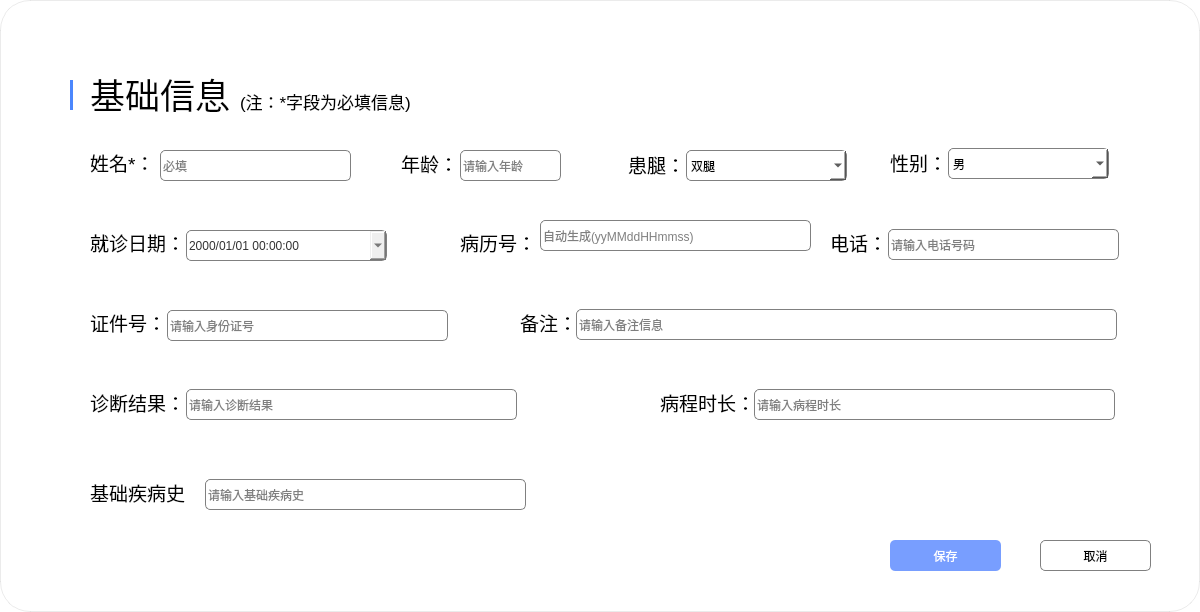
Qt form ui/patient_newa.ui (zhushizi/BCI_FES_v2) before a commit.
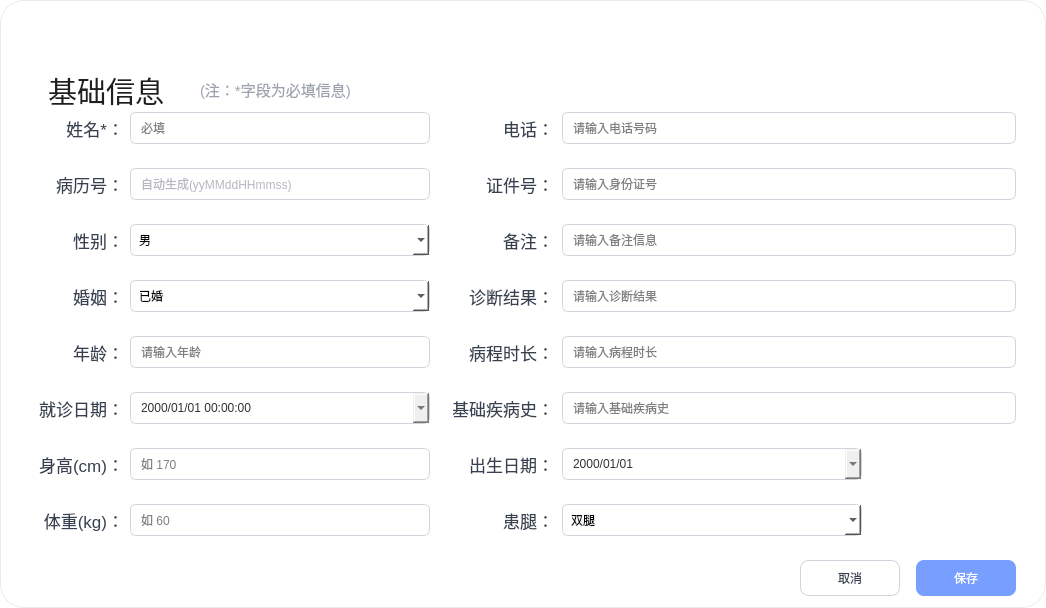
The same form after that commit. Icons and pictures are not drawn.

Diff of the .ui file:
```diff
--- a/ui/patient_newa.ui
+++ b/ui/patient_newa.ui
@@ -6,20 +6,20 @@
    <rect>
     <x>0</x>
     <y>0</y>
-    <width>1200</width>
-    <height>612</height>
+    <width>1046</width>
+    <height>608</height>
    </rect>
   </property>
   <property name="minimumSize">
    <size>
-    <width>1200</width>
-    <height>612</height>
+    <width>1046</width>
+    <height>608</height>
    </size>
   </property>
   <property name="maximumSize">
    <size>
-    <width>1200</width>
-    <height>612</height>
+    <width>1046</width>
+    <height>608</height>
    </size>
   </property>
   <property name="windowTitle">
@@ -28,15 +28,15 @@
   <property name="styleSheet">
    <string notr="true">QDialog#PatientEditDialog {
 	background-color: #ffffff;
-	border-radius: 30px;
+	border-radius: 24px;
 	border: 1px solid rgba(0, 0, 0, 0.08);
 }</string>
   </property>
   <widget class="QLabel" name="label">
    <property name="geometry">
     <rect>
-     <x>500</x>
-     <y>20</y>
+     <x>409</x>
+     <y>16</y>
      <width>228</width>
      <height>50</height>
     </rect>
@@ -63,30 +63,20 @@
   <widget class="QLabel" name="label_2">
    <property name="geometry">
     <rect>
-     <x>90</x>
-     <y>70</y>
+     <x>48</x>
+     <y>72</y>
      <width>140</width>
-     <height>48</height>
+     <height>36</height>
     </rect>
    </property>
-   <property name="minimumSize">
-    <size>
-     <width>140</width>
-     <height>48</height>
-    </size>
-   </property>
-   <property name="maximumSize">
-    <size>
-     <width>140</width>
-     <height>48</height>
-    </size>
-   </property>
    <property name="font">
     <font>
-     <pointsize>26</pointsize>
-     <bold>false</bold>
+     <pointsize>22</pointsize>
     </font>
    </property>
+   <property name="styleSheet">
+    <string notr="true">color: #1F1F1F;</string>
+   </property>
    <property name="text">
     <string>基础信息</string>
    </property>
@@ -94,102 +84,59 @@
   <widget class="QLabel" name="label_3">
    <property name="geometry">
     <rect>
-     <x>240</x>
-     <y>90</y>
-     <width>189</width>
+     <x>200</x>
+     <y>78</y>
+     <width>220</width>
      <height>22</height>
     </rect>
    </property>
-   <property name="minimumSize">
-    <size>
-     <width>189</width>
-     <height>22</height>
-    </size>
-   </property>
-   <property name="maximumSize">
-    <size>
-     <width>189</width>
-     <height>22</height>
-    </size>
-   </property>
    <property name="font">
     <font>
-     <pointsize>13</pointsize>
+     <pointsize>11</pointsize>
     </font>
    </property>
+   <property name="styleSheet">
+    <string notr="true">color: #9CA3AF;</string>
+   </property>
    <property name="text">
     <string>(注：*字段为必填信息)</string>
    </property>
   </widget>
-  <widget class="QLabel" name="label_4">
-   <property name="geometry">
-    <rect>
-     <x>70</x>
-     <y>80</y>
-     <width>3</width>
-     <height>30</height>
-    </rect>
-   </property>
-   <property name="minimumSize">
-    <size>
-     <width>3</width>
-     <height>30</height>
-    </size>
-   </property>
-   <property name="maximumSize">
-    <size>
-     <width>3</width>
-     <height>30</height>
-    </size>
-   </property>
-   <property name="styleSheet">
-    <string notr="true">background-color: rgb(75, 135, 253);</string>
-   </property>
-   <property name="text">
-    <string/>
-   </property>
-  </widget>
   <widget class="QLabel" name="label_name">
    <property name="geometry">
     <rect>
-     <x>90</x>
-     <y>150</y>
-     <width>61</width>
-     <height>25</height>
+     <x>48</x>
+     <y>112</y>
+     <width>76</width>
+     <height>32</height>
     </rect>
    </property>
-   <property name="minimumSize">
-    <size>
-     <width>0</width>
-     <height>25</height>
-    </size>
-   </property>
-   <property name="maximumSize">
-    <size>
-     <width>16777215</width>
-     <height>25</height>
-    </size>
-   </property>
    <property name="font">
     <font>
-     <pointsize>14</pointsize>
+     <pointsize>13</pointsize>
     </font>
    </property>
+   <property name="styleSheet">
+    <string notr="true">color: #374151;</string>
+   </property>
    <property name="text">
     <string>姓名*：</string>
    </property>
+   <property name="alignment">
+    <set>Qt::AlignRight|Qt::AlignTrailing|Qt::AlignVCenter</set>
+   </property>
   </widget>
   <widget class="QLineEdit" name="lineEdit_name">
    <property name="geometry">
     <rect>
-     <x>160</x>
-     <y>150</y>
-     <width>191</width>
-     <height>31</height>
+     <x>130</x>
+     <y>112</y>
+     <width>300</width>
+     <height>32</height>
     </rect>
    </property>
    <property name="styleSheet">
-    <string notr="true">border: 1px solid gray; border-radius: 5px;</string>
+    <string notr="true">border: 1px solid #D0D5DD; border-radius: 6px; padding-left: 8px;</string>
    </property>
    <property name="placeholderText">
     <string>必填</string>
@@ -198,44 +145,38 @@
   <widget class="QLabel" name="label_patientId">
    <property name="geometry">
     <rect>
-     <x>460</x>
-     <y>230</y>
-     <width>71</width>
-     <height>25</height>
+     <x>48</x>
+     <y>168</y>
+     <width>76</width>
+     <height>32</height>
     </rect>
    </property>
-   <property name="minimumSize">
-    <size>
-     <width>0</width>
-     <height>25</height>
-    </size>
-   </property>
-   <property name="maximumSize">
-    <size>
-     <width>16777215</width>
-     <height>25</height>
-    </size>
-   </property>
    <property name="font">
     <font>
-     <pointsize>14</pointsize>
+     <pointsize>13</pointsize>
     </font>
    </property>
+   <property name="styleSheet">
+    <string notr="true">color: #374151;</string>
+   </property>
    <property name="text">
     <string>病历号：</string>
    </property>
+   <property name="alignment">
+    <set>Qt::AlignRight|Qt::AlignTrailing|Qt::AlignVCenter</set>
+   </property>
   </widget>
   <widget class="QLineEdit" name="lineEdit_patientId">
    <property name="geometry">
     <rect>
-     <x>540</x>
-     <y>220</y>
-     <width>271</width>
-     <height>31</height>
+     <x>130</x>
+     <y>168</y>
+     <width>300</width>
+     <height>32</height>
     </rect>
    </property>
    <property name="styleSheet">
-    <string notr="true">border: 1px solid gray; border-radius: 5px;</string>
+    <string notr="true">border: 1px solid #D0D5DD; border-radius: 6px; padding-left: 8px; color: #6B7280;</string>
    </property>
    <property name="readOnly">
     <bool>true</bool>
@@ -247,44 +188,38 @@
   <widget class="QLabel" name="label_gender">
    <property name="geometry">
     <rect>
-     <x>890</x>
-     <y>150</y>
-     <width>51</width>
-     <height>25</height>
+     <x>48</x>
+     <y>224</y>
+     <width>76</width>
+     <height>32</height>
     </rect>
    </property>
-   <property name="minimumSize">
-    <size>
-     <width>0</width>
-     <height>25</height>
-    </size>
-   </property>
-   <property name="maximumSize">
-    <size>
-     <width>16777215</width>
-     <height>25</height>
-    </size>
-   </property>
    <property name="font">
     <font>
-     <pointsize>14</pointsize>
+     <pointsize>13</pointsize>
     </font>
    </property>
+   <property name="styleSheet">
+    <string notr="true">color: #374151;</string>
+   </property>
    <property name="text">
     <string>性别：</string>
    </property>
+   <property name="alignment">
+    <set>Qt::AlignRight|Qt::AlignTrailing|Qt::AlignVCenter</set>
+   </property>
   </widget>
   <widget class="QComboBox" name="comboBox_gender">
    <property name="geometry">
     <rect>
-     <x>948</x>
-     <y>148</y>
-     <width>161</width>
-     <height>31</height>
+     <x>130</x>
+     <y>224</y>
+     <width>300</width>
+     <height>32</height>
     </rect>
    </property>
    <property name="styleSheet">
-    <string>QComboBox { border: 1px solid gray; border-radius: 5px; background-color: white; }
+    <string>QComboBox { border: 1px solid #D0D5DD; border-radius: 6px; background-color: white; padding-left: 8px; }
 QComboBox QAbstractItemView { background-color: white; }</string>
    </property>
    <item>
@@ -303,47 +238,94 @@
     </property>
    </item>
   </widget>
+  <widget class="QLabel" name="label_marital">
+   <property name="geometry">
+    <rect>
+     <x>48</x>
+     <y>280</y>
+     <width>76</width>
+     <height>32</height>
+    </rect>
+   </property>
+   <property name="font">
+    <font>
+     <pointsize>13</pointsize>
+    </font>
+   </property>
+   <property name="styleSheet">
+    <string notr="true">color: #374151;</string>
+   </property>
+   <property name="text">
+    <string>婚姻：</string>
+   </property>
+   <property name="alignment">
+    <set>Qt::AlignRight|Qt::AlignTrailing|Qt::AlignVCenter</set>
+   </property>
+  </widget>
+  <widget class="QComboBox" name="comboBox_marital">
+   <property name="geometry">
+    <rect>
+     <x>130</x>
+     <y>280</y>
+     <width>300</width>
+     <height>32</height>
+    </rect>
+   </property>
+   <property name="styleSheet">
+    <string>QComboBox { border: 1px solid #D0D5DD; border-radius: 6px; background-color: white; padding-left: 8px; }
+QComboBox QAbstractItemView { background-color: white; }</string>
+   </property>
+   <item>
+    <property name="text">
+     <string>已婚</string>
+    </property>
+   </item>
+   <item>
+    <property name="text">
+     <string>未婚</string>
+    </property>
+   </item>
+   <item>
+    <property name="text">
+     <string>保密</string>
+    </property>
+   </item>
+  </widget>
   <widget class="QLabel" name="label_age">
    <property name="geometry">
     <rect>
-     <x>401</x>
-     <y>151</y>
-     <width>52</width>
-     <height>25</height>
+     <x>48</x>
+     <y>336</y>
+     <width>76</width>
+     <height>32</height>
     </rect>
    </property>
-   <property name="minimumSize">
-    <size>
-     <width>0</width>
-     <height>25</height>
-    </size>
-   </property>
-   <property name="maximumSize">
-    <size>
-     <width>16777215</width>
-     <height>25</height>
-    </size>
-   </property>
    <property name="font">
     <font>
-     <pointsize>14</pointsize>
+     <pointsize>13</pointsize>
     </font>
    </property>
+   <property name="styleSheet">
+    <string notr="true">color: #374151;</string>
+   </property>
    <property name="text">
     <string>年龄：</string>
    </property>
+   <property name="alignment">
+    <set>Qt::AlignRight|Qt::AlignTrailing|Qt::AlignVCenter</set>
+   </property>
   </widget>
   <widget class="QLineEdit" name="spinBox_age">
    <property name="geometry">
     <rect>
-     <x>460</x>
-     <y>150</y>
-     <width>101</width>
-     <height>31</height>
+     <x>130</x>
+     <y>336</y>
+     <width>300</width>
+     <height>32</height>
     </rect>
    </property>
    <property name="styleSheet">
-    <string notr="true">border: 1px solid gray; border-radius: 5px;</string>
+    <string notr="true">border: 1px solid #D0D5DD; border-radius: 6px; padding-left: 8px;</string>
    </property>
    <property name="placeholderText">
     <string>请输入年龄</string>
@@ -352,44 +334,38 @@
   <widget class="QLabel" name="label_visit">
    <property name="geometry">
     <rect>
-     <x>90</x>
-     <y>230</y>
-     <width>91</width>
-     <height>25</height>
+     <x>23</x>
+     <y>392</y>
+     <width>101</width>
+     <height>32</height>
     </rect>
    </property>
-   <property name="minimumSize">
-    <size>
-     <width>0</width>
-     <height>25</height>
-    </size>
-   </property>
-   <property name="maximumSize">
-    <size>
-     <width>16777215</width>
-     <height>25</height>
-    </size>
-   </property>
    <property name="font">
     <font>
-     <pointsize>14</pointsize>
+     <pointsize>13</pointsize>
     </font>
    </property>
+   <property name="styleSheet">
+    <string notr="true">color: #374151;</string>
+   </property>
    <property name="text">
     <string>就诊日期：</string>
    </property>
+   <property name="alignment">
+    <set>Qt::AlignRight|Qt::AlignTrailing|Qt::AlignVCenter</set>
+   </property>
   </widget>
   <widget class="QDateTimeEdit" name="dateTimeEdit_visit">
    <property name="geometry">
     <rect>
-     <x>186</x>
-     <y>230</y>
-     <width>201</width>
-     <height>31</height>
+     <x>130</x>
+     <y>392</y>
+     <width>300</width>
+     <height>32</height>
     </rect>
    </property>
    <property name="styleSheet">
-    <string>border: 1px solid gray; border-radius: 5px; color: #333333;</string>
+    <string>border: 1px solid #D0D5DD; border-radius: 6px; padding-left: 8px; color: #333333;</string>
    </property>
    <property name="displayFormat">
     <string>yyyy/MM/dd HH:mm:ss</string>
@@ -401,44 +377,38 @@
   <widget class="QLabel" name="label_phone">
    <property name="geometry">
     <rect>
-     <x>830</x>
-     <y>230</y>
-     <width>51</width>
-     <height>25</height>
+     <x>458</x>
+     <y>112</y>
+     <width>96</width>
+     <height>32</height>
     </rect>
    </property>
-   <property name="minimumSize">
-    <size>
-     <width>0</width>
-     <height>25</height>
-    </size>
-   </property>
-   <property name="maximumSize">
-    <size>
-     <width>16777215</width>
-     <height>25</height>
-    </size>
-   </property>
    <property name="font">
     <font>
-     <pointsize>14</pointsize>
+     <pointsize>13</pointsize>
     </font>
    </property>
+   <property name="styleSheet">
+    <string notr="true">color: #374151;</string>
+   </property>
    <property name="text">
     <string>电话：</string>
    </property>
+   <property name="alignment">
+    <set>Qt::AlignRight|Qt::AlignTrailing|Qt::AlignVCenter</set>
+   </property>
   </widget>
   <widget class="QLineEdit" name="lineEdit_phone">
    <property name="geometry">
     <rect>
-     <x>888</x>
-     <y>229</y>
-     <width>231</width>
-     <height>31</height>
+     <x>562</x>
+     <y>112</y>
+     <width>454</width>
+     <height>32</height>
     </rect>
    </property>
    <property name="styleSheet">
-    <string notr="true">border: 1px solid gray; border-radius: 5px;</string>
+    <string notr="true">border: 1px solid #D0D5DD; border-radius: 6px; padding-left: 8px;</string>
    </property>
    <property name="maxLength">
     <number>11</number>
@@ -450,44 +420,38 @@
   <widget class="QLabel" name="label_idCard">
    <property name="geometry">
     <rect>
-     <x>90</x>
-     <y>310</y>
-     <width>71</width>
-     <height>25</height>
+     <x>458</x>
+     <y>168</y>
+     <width>96</width>
+     <height>32</height>
     </rect>
    </property>
-   <property name="minimumSize">
-    <size>
-     <width>0</width>
-     <height>25</height>
-    </size>
-   </property>
-   <property name="maximumSize">
-    <size>
-     <width>16777215</width>
-     <height>25</height>
-    </size>
-   </property>
    <property name="font">
     <font>
-     <pointsize>14</pointsize>
+     <pointsize>13</pointsize>
     </font>
    </property>
+   <property name="styleSheet">
+    <string notr="true">color: #374151;</string>
+   </property>
    <property name="text">
     <string>证件号：</string>
    </property>
+   <property name="alignment">
+    <set>Qt::AlignRight|Qt::AlignTrailing|Qt::AlignVCenter</set>
+   </property>
   </widget>
   <widget class="QLineEdit" name="lineEdit_idCard">
    <property name="geometry">
     <rect>
-     <x>167</x>
-     <y>310</y>
-     <width>281</width>
-     <height>31</height>
+     <x>562</x>
+     <y>168</y>
+     <width>454</width>
+     <height>32</height>
     </rect>
    </property>
    <property name="styleSheet">
-    <string notr="true">border: 1px solid gray; border-radius: 5px;</string>
+    <string notr="true">border: 1px solid #D0D5DD; border-radius: 6px; padding-left: 8px;</string>
    </property>
    <property name="maxLength">
     <number>18</number>
@@ -499,44 +463,38 @@
   <widget class="QLabel" name="label_note">
    <property name="geometry">
     <rect>
-     <x>520</x>
-     <y>310</y>
-     <width>51</width>
-     <height>25</height>
+     <x>458</x>
+     <y>224</y>
+     <width>96</width>
+     <height>32</height>
     </rect>
    </property>
-   <property name="minimumSize">
-    <size>
-     <width>0</width>
-     <height>25</height>
-    </size>
-   </property>
-   <property name="maximumSize">
-    <size>
-     <width>500000</width>
-     <height>25</height>
-    </size>
-   </property>
    <property name="font">
     <font>
-     <pointsize>14</pointsize>
+     <pointsize>13</pointsize>
     </font>
    </property>
+   <property name="styleSheet">
+    <string notr="true">color: #374151;</string>
+   </property>
    <property name="text">
     <string>备注：</string>
    </property>
+   <property name="alignment">
+    <set>Qt::AlignRight|Qt::AlignTrailing|Qt::AlignVCenter</set>
+   </property>
   </widget>
   <widget class="QLineEdit" name="lineEdit_notes">
    <property name="geometry">
     <rect>
-     <x>576</x>
-     <y>309</y>
-     <width>541</width>
-     <height>31</height>
+     <x>562</x>
+     <y>224</y>
+     <width>454</width>
+     <height>32</height>
     </rect>
    </property>
    <property name="styleSheet">
-    <string notr="true">border: 1px solid gray; border-radius: 5px;</string>
+    <string notr="true">border: 1px solid #D0D5DD; border-radius: 6px; padding-left: 8px;</string>
    </property>
    <property name="placeholderText">
     <string>请输入备注信息</string>
@@ -545,44 +503,38 @@
   <widget class="QLabel" name="label_diagnosisResult">
    <property name="geometry">
     <rect>
-     <x>90</x>
-     <y>390</y>
-     <width>91</width>
-     <height>25</height>
+     <x>458</x>
+     <y>280</y>
+     <width>96</width>
+     <height>32</height>
     </rect>
    </property>
-   <property name="minimumSize">
-    <size>
-     <width>0</width>
-     <height>25</height>
-    </size>
-   </property>
-   <property name="maximumSize">
-    <size>
-     <width>16777215</width>
-     <height>25</height>
-    </size>
-   </property>
    <property name="font">
     <font>
-     <pointsize>14</pointsize>
+     <pointsize>13</pointsize>
     </font>
    </property>
+   <property name="styleSheet">
+    <string notr="true">color: #374151;</string>
+   </property>
    <property name="text">
     <string>诊断结果：</string>
    </property>
+   <property name="alignment">
+    <set>Qt::AlignRight|Qt::AlignTrailing|Qt::AlignVCenter</set>
+   </property>
   </widget>
   <widget class="QLineEdit" name="lineEdit_diagnosisResult">
    <property name="geometry">
     <rect>
-     <x>186</x>
-     <y>389</y>
-     <width>331</width>
-     <height>31</height>
+     <x>562</x>
+     <y>280</y>
+     <width>454</width>
+     <height>32</height>
     </rect>
    </property>
    <property name="styleSheet">
-    <string notr="true">border: 1px solid gray; border-radius: 5px;</string>
+    <string notr="true">border: 1px solid #D0D5DD; border-radius: 6px; padding-left: 8px;</string>
    </property>
    <property name="placeholderText">
     <string>请输入诊断结果</string>
@@ -591,44 +543,38 @@
   <widget class="QLabel" name="label_durationOfIllness">
    <property name="geometry">
     <rect>
-     <x>660</x>
-     <y>390</y>
-     <width>91</width>
-     <height>25</height>
+     <x>458</x>
+     <y>336</y>
+     <width>96</width>
+     <height>32</height>
     </rect>
    </property>
-   <property name="minimumSize">
-    <size>
-     <width>0</width>
-     <height>25</height>
-    </size>
-   </property>
-   <property name="maximumSize">
-    <size>
-     <width>16777215</width>
-     <height>25</height>
-    </size>
-   </property>
    <property name="font">
     <font>
-     <pointsize>14</pointsize>
+     <pointsize>13</pointsize>
     </font>
    </property>
+   <property name="styleSheet">
+    <string notr="true">color: #374151;</string>
+   </property>
    <property name="text">
     <string>病程时长：</string>
    </property>
+   <property name="alignment">
+    <set>Qt::AlignRight|Qt::AlignTrailing|Qt::AlignVCenter</set>
+   </property>
   </widget>
   <widget class="QLineEdit" name="lineEdit_durationOfIllness">
    <property name="geometry">
     <rect>
-     <x>754</x>
-     <y>389</y>
-     <width>361</width>
-     <height>31</height>
+     <x>562</x>
+     <y>336</y>
+     <width>454</width>
+     <height>32</height>
     </rect>
    </property>
    <property name="styleSheet">
-    <string notr="true">border: 1px solid gray; border-radius: 5px;</string>
+    <string notr="true">border: 1px solid #D0D5DD; border-radius: 6px; padding-left: 8px;</string>
    </property>
    <property name="placeholderText">
     <string>请输入病程时长</string>
@@ -637,60 +583,251 @@
   <widget class="QLabel" name="label_underlyingHealthCondition">
    <property name="geometry">
     <rect>
-     <x>90</x>
-     <y>480</y>
+     <x>453</x>
+     <y>392</y>
      <width>101</width>
-     <height>25</height>
+     <height>32</height>
     </rect>
    </property>
-   <property name="minimumSize">
-    <size>
-     <width>0</width>
-     <height>25</height>
-    </size>
-   </property>
-   <property name="maximumSize">
-    <size>
-     <width>16777215</width>
-     <height>25</height>
-    </size>
-   </property>
    <property name="font">
     <font>
-     <pointsize>14</pointsize>
+     <pointsize>13</pointsize>
     </font>
    </property>
+   <property name="styleSheet">
+    <string notr="true">color: #374151;</string>
+   </property>
    <property name="text">
     <string>基础疾病史：</string>
    </property>
+   <property name="alignment">
+    <set>Qt::AlignRight|Qt::AlignTrailing|Qt::AlignVCenter</set>
+   </property>
   </widget>
   <widget class="QLineEdit" name="lineEdit_underlyingHealthCondition">
    <property name="geometry">
     <rect>
-     <x>205</x>
-     <y>479</y>
-     <width>321</width>
-     <height>31</height>
+     <x>562</x>
+     <y>392</y>
+     <width>454</width>
+     <height>32</height>
     </rect>
    </property>
    <property name="styleSheet">
-    <string notr="true">border: 1px solid gray; border-radius: 5px;</string>
+    <string notr="true">border: 1px solid #D0D5DD; border-radius: 6px; padding-left: 8px;</string>
    </property>
    <property name="placeholderText">
     <string>请输入基础疾病史</string>
    </property>
   </widget>
+  <widget class="QLabel" name="label_birthday">
+   <property name="geometry">
+    <rect>
+     <x>458</x>
+     <y>448</y>
+     <width>96</width>
+     <height>32</height>
+    </rect>
+   </property>
+   <property name="font">
+    <font>
+     <pointsize>13</pointsize>
+    </font>
+   </property>
+   <property name="styleSheet">
+    <string notr="true">color: #374151;</string>
+   </property>
+   <property name="text">
+    <string>出生日期：</string>
+   </property>
+   <property name="alignment">
+    <set>Qt::AlignRight|Qt::AlignTrailing|Qt::AlignVCenter</set>
+   </property>
+  </widget>
+  <widget class="QDateEdit" name="dateEdit_birthday">
+   <property name="geometry">
+    <rect>
+     <x>562</x>
+     <y>448</y>
+     <width>300</width>
+     <height>32</height>
+    </rect>
+   </property>
+   <property name="styleSheet">
+    <string>border: 1px solid #D0D5DD; border-radius: 6px; padding-left: 8px; color: #333333;</string>
+   </property>
+   <property name="displayFormat">
+    <string>yyyy/MM/dd</string>
+   </property>
+   <property name="calendarPopup">
+    <bool>true</bool>
+   </property>
+  </widget>
+  <widget class="QLabel" name="label_height">
+   <property name="geometry">
+    <rect>
+     <x>23</x>
+     <y>448</y>
+     <width>101</width>
+     <height>32</height>
+    </rect>
+   </property>
+   <property name="font">
+    <font>
+     <pointsize>13</pointsize>
+    </font>
+   </property>
+   <property name="styleSheet">
+    <string notr="true">color: #374151;</string>
+   </property>
+   <property name="text">
+    <string>身高(cm)：</string>
+   </property>
+   <property name="alignment">
+    <set>Qt::AlignRight|Qt::AlignTrailing|Qt::AlignVCenter</set>
+   </property>
+  </widget>
+  <widget class="QLineEdit" name="lineEdit_height">
+   <property name="geometry">
+    <rect>
+     <x>130</x>
+     <y>448</y>
+     <width>300</width>
+     <height>32</height>
+    </rect>
+   </property>
+   <property name="styleSheet">
+    <string notr="true">border: 1px solid #D0D5DD; border-radius: 6px; padding-left: 8px;</string>
+   </property>
+   <property name="placeholderText">
+    <string>如 170</string>
+   </property>
+  </widget>
+  <widget class="QLabel" name="label_weight">
+   <property name="geometry">
+    <rect>
+     <x>33</x>
+     <y>504</y>
+     <width>91</width>
+     <height>32</height>
+    </rect>
+   </property>
+   <property name="font">
+    <font>
+     <pointsize>13</pointsize>
+    </font>
+   </property>
+   <property name="styleSheet">
+    <string notr="true">color: #374151;</string>
+   </property>
+   <property name="text">
+    <string>体重(kg)：</string>
+   </property>
+   <property name="alignment">
+    <set>Qt::AlignRight|Qt::AlignTrailing|Qt::AlignVCenter</set>
+   </property>
+  </widget>
+  <widget class="QLineEdit" name="lineEdit_weight">
+   <property name="geometry">
+    <rect>
+     <x>130</x>
+     <y>504</y>
+     <width>300</width>
+     <height>32</height>
+    </rect>
+   </property>
+   <property name="styleSheet">
+    <string notr="true">border: 1px solid #D0D5DD; border-radius: 6px; padding-left: 8px;</string>
+   </property>
+   <property name="placeholderText">
+    <string>如 60</string>
+   </property>
+  </widget>
+  <widget class="QLabel" name="label_leg">
+   <property name="geometry">
+    <rect>
+     <x>458</x>
+     <y>504</y>
+     <width>96</width>
+     <height>32</height>
+    </rect>
+   </property>
+   <property name="font">
+    <font>
+     <pointsize>13</pointsize>
+    </font>
+   </property>
+   <property name="styleSheet">
+    <string notr="true">color: #374151;</string>
+   </property>
+   <property name="text">
+    <string>患腿：</string>
+   </property>
+   <property name="alignment">
+    <set>Qt::AlignRight|Qt::AlignTrailing|Qt::AlignVCenter</set>
+   </property>
+  </widget>
+  <widget class="QComboBox" name="comboBox_leg">
+   <property name="geometry">
+    <rect>
+     <x>562</x>
+     <y>504</y>
+     <width>300</width>
+     <height>32</height>
+    </rect>
+   </property>
+   <property name="styleSheet">
+    <string>QComboBox { border: 1px solid #D0D5DD; border-radius: 6px; background-color: white; padding-left: 8px; }
+QComboBox QAbstractItemView { background-color: white; }
+QComboBox QAbstractItemView::item:disabled { color: #b0b0b0; }</string>
+   </property>
+   <item>
+    <property name="text">
+     <string>双腿</string>
+    </property>
+   </item>
+   <item>
+    <property name="text">
+     <string>左腿</string>
+    </property>
+   </item>
+   <item>
+    <property name="text">
+     <string>右腿</string>
+    </property>
+   </item>
+  </widget>
+  <widget class="QPushButton" name="pushButton_cancel">
+   <property name="geometry">
+    <rect>
+     <x>800</x>
+     <y>560</y>
+     <width>100</width>
+     <height>36</height>
+    </rect>
+   </property>
+   <property name="cursor">
+    <cursorShape>PointingHandCursor</cursorShape>
+   </property>
+   <property name="styleSheet">
+    <string notr="true">border: 1px solid #D0D5DD; border-radius: 8px;
+background-color: #FFFFFF; color: #374151;</string>
+   </property>
+   <property name="text">
+    <string>取消</string>
+   </property>
+  </widget>
   <widget class="QPushButton" name="pushButton_ok">
    <property name="geometry">
     <rect>
-     <x>890</x>
-     <y>540</y>
-     <width>111</width>
-     <height>31</height>
+     <x>916</x>
+     <y>560</y>
+     <width>100</width>
+     <height>36</height>
     </rect>
    </property>
    <property name="styleSheet">
-    <string>border: none; border-radius: 5px; background-color: #789EFF; color: white;</string>
+    <string>border: none; border-radius: 8px; background-color: #789EFF; color: white;</string>
    </property>
    <property name="text">
     <string>保存</string>
@@ -699,28 +836,11 @@
     <bool>true</bool>
    </property>
   </widget>
-  <widget class="QPushButton" name="pushButton_cancel">
-   <property name="geometry">
-    <rect>
-     <x>1040</x>
-     <y>540</y>
-     <width>111</width>
-     <height>31</height>
-    </rect>
-   </property>
-   <property name="styleSheet">
-    <string notr="true">border: 1px solid gray; border-radius: 5px;
-background-color: rgb(255, 255, 255);</string>
-   </property>
-   <property name="text">
-    <string>取消</string>
-   </property>
-  </widget>
   <widget class="QPushButton" name="label_close">
    <property name="geometry">
     <rect>
-     <x>1150</x>
-     <y>20</y>
+     <x>996</x>
+     <y>16</y>
      <width>30</width>
      <height>30</height>
     </rect>
@@ -752,66 +872,6 @@
     <bool>true</bool>
    </property>
   </widget>
-  <widget class="QLabel" name="label_gende">
-   <property name="geometry">
-    <rect>
-     <x>628</x>
-     <y>152</y>
-     <width>51</width>
-     <height>25</height>
-    </rect>
-   </property>
-   <property name="minimumSize">
-    <size>
-     <width>0</width>
-     <height>25</height>
-    </size>
-   </property>
-   <property name="maximumSize">
-    <size>
-     <width>16777215</width>
-     <height>25</height>
-    </size>
-   </property>
-   <property name="font">
-    <font>
-     <pointsize>14</pointsize>
-    </font>
-   </property>
-   <property name="text">
-    <string>患腿：</string>
-   </property>
-  </widget>
-  <widget class="QComboBox" name="comboBox_leg">
-   <property name="geometry">
-    <rect>
-     <x>686</x>
-     <y>150</y>
-     <width>161</width>
-     <height>31</height>
-    </rect>
-   </property>
-   <property name="styleSheet">
-    <string>QComboBox { border: 1px solid gray; border-radius: 5px; background-color: white; }
-QComboBox QAbstractItemView { background-color: white; }
-QComboBox QAbstractItemView::item:disabled { color: #b0b0b0; }</string>
-   </property>
-   <item>
-    <property name="text">
-     <string>双腿</string>
-    </property>
-   </item>
-   <item>
-    <property name="text">
-     <string>左腿</string>
-    </property>
-   </item>
-   <item>
-    <property name="text">
-     <string>右腿</string>
-    </property>
-   </item>
-  </widget>
  </widget>
  <resources>
   <include location="resources.qrc"/>
```
Left out of the diff: 19 changed lines with no effect on the pictures.
